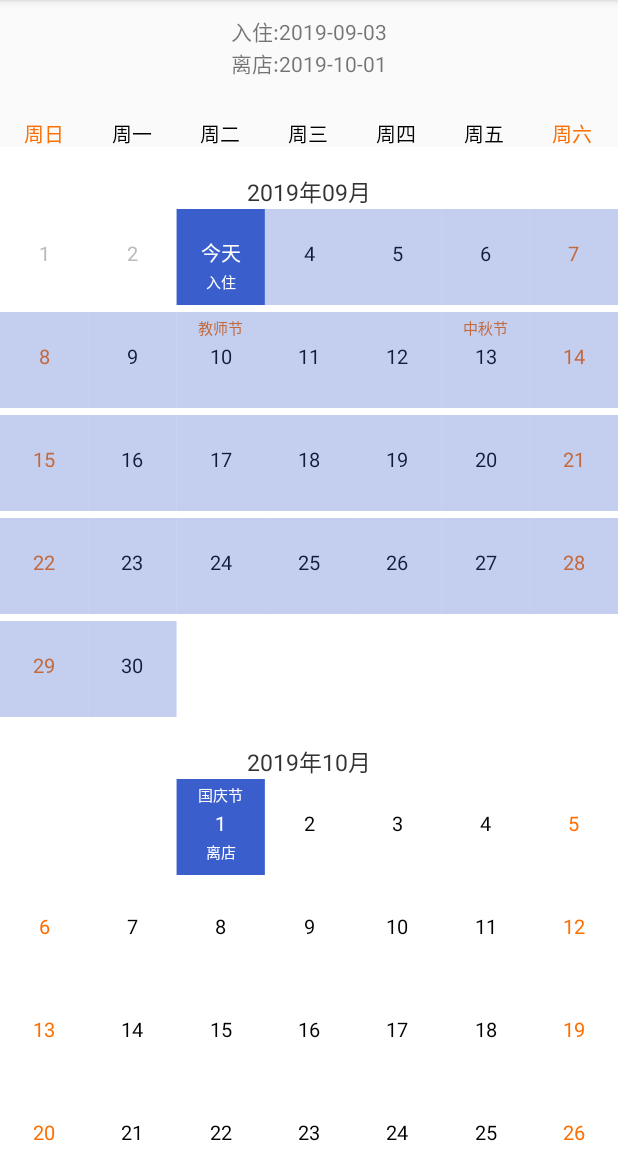
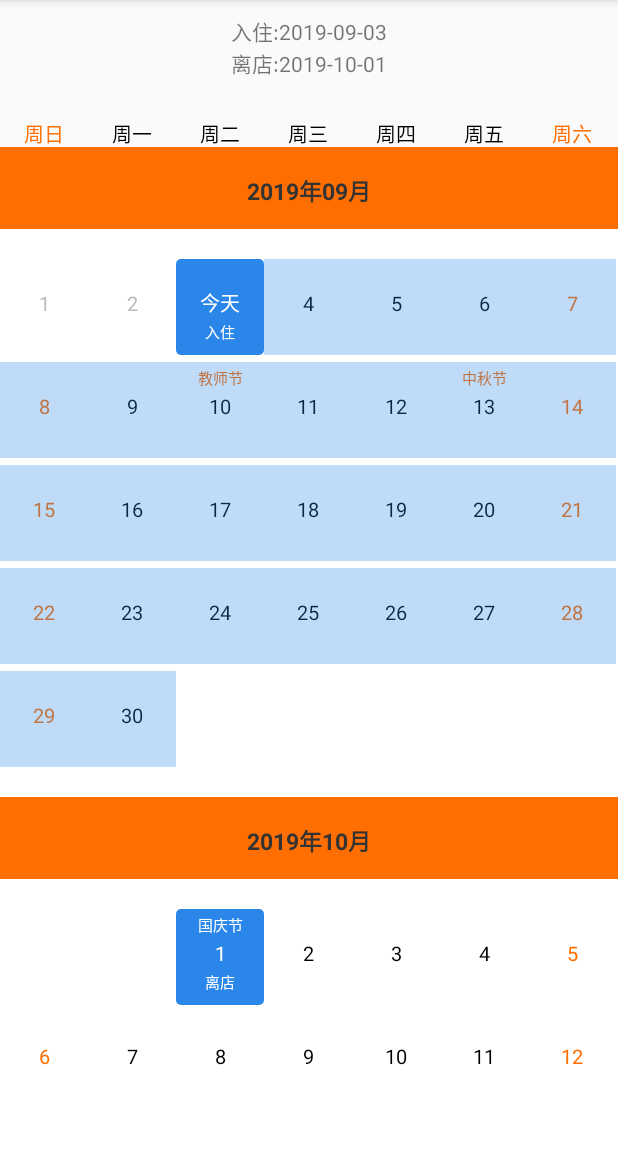
Before and after one commit to sy007/CalendarView, an Android app: the RangeSelectActivity screen opened directly, with no data from a screen before it, on a phone screen of 412 x 824 dp, the part 84-1236 px from its top. Run offline under Robolectric (Android 15) with nearby library versions, the phone set to English and light mode, and no system bars.

Commit message:
新增通过自定义drawable设置选中和选中范围样式

```diff
--- a/app/src/main/java/com/sunyuan/calendarview/RangeSelectActivity.java
+++ b/app/src/main/java/com/sunyuan/calendarview/RangeSelectActivity.java
@@ -73,7 +73,7 @@ public class RangeSelectActivity extends AppCompatActivity {
                     }
                 })
                 //头部月份是否悬停
-                .setStick(false)
+                .setStick(true)
                 //是否展示头部月份
                 .setShowMonthTitleView(true)
                 //设置展示头部月份的回调用于创建头部月份View
--- /dev/null
+++ b/app/src/main/res/drawable/drawable_select_bg.xml
@@ -0,0 +1,9 @@
+<?xml version="1.0" encoding="utf-8"?>
+<shape xmlns:android="http://schemas.android.com/apk/res/android"
+    android:shape="rectangle">
+
+    <solid android:color="#2A86E8" />
+
+    <corners android:radius="3dp" />
+
+</shape>
--- /dev/null
+++ b/app/src/main/res/drawable/drawable_select_range_bg.xml
@@ -0,0 +1,8 @@
+<?xml version="1.0" encoding="utf-8"?>
+<shape xmlns:android="http://schemas.android.com/apk/res/android"
+    android:shape="rectangle">
+
+    <solid android:color="#4C2A86E8" />
+
+
+</shape>
--- a/app/src/main/res/layout/activity_range_select.xml
+++ b/app/src/main/res/layout/activity_range_select.xml
@@ -56,5 +56,9 @@
         sy:dividerHeight="5dp"
         sy:firstSelectDayText="入住"
         sy:lastSelectDayText="离店"
-        sy:selectMaxRange="120" />
+        sy:monthPaddingBottom="20dp"
+        sy:monthPaddingTop="20dp"
+        sy:selectBgDrawable="@drawable/drawable_select_bg"
+        sy:selectMaxRange="120"
+        sy:selectRangeBgDrawable="@drawable/drawable_select_range_bg" />
 </LinearLayout>
--- a/app/src/main/res/layout/activity_single_select.xml
+++ b/app/src/main/res/layout/activity_single_select.xml
@@ -49,8 +49,7 @@
         sy:rowHeight="64dp"
         sy:sameTextColor="#333333"
         sy:secondTopMargin="5dp"
-        sy:selectBgColor="#2A86E8"
-        sy:selectStyle="rectangle"
+        sy:selectBgDrawable="@drawable/drawable_select_bg"
         sy:selectTextColor="#FFFFFF"
         sy:textColor="#333333"
         sy:textSize="16sp"
--- a/app/src/main/res/layout/layout_month_title.xml
+++ b/app/src/main/res/layout/layout_month_title.xml
@@ -5,14 +5,17 @@
     android:layout_width="match_parent"
     android:layout_height="wrap_content"
     android:gravity="center"
+    android:background="#FF6E00"
     android:orientation="vertical">
 
     <TextView
         android:id="@+id/tv_month_title"
         android:layout_width="wrap_content"
         android:layout_height="wrap_content"
-        android:layout_marginTop="18dp"
+        android:layout_marginTop="17dp"
+        android:layout_marginBottom="14dp"
         android:textColor="#333333"
         android:textSize="15sp"
+        android:textStyle="bold"
         tools:text="2019年1月" />
 </LinearLayout>
--- a/calendarlibrary/src/main/java/com/sunyuan/calendarlibrary/CalendarAdapter.java
+++ b/calendarlibrary/src/main/java/com/sunyuan/calendarlibrary/CalendarAdapter.java
@@ -2,6 +2,7 @@ package com.sunyuan.calendarlibrary;
 
 import android.content.Context;
 import android.content.res.TypedArray;
+import android.graphics.drawable.Drawable;
 import android.support.annotation.NonNull;
 import android.support.v7.widget.RecyclerView;
 import android.util.SparseArray;
@@ -21,11 +22,8 @@ import java.util.Objects;
 
 import static com.sunyuan.calendarlibrary.MonthView.ATTRS;
 import static com.sunyuan.calendarlibrary.MonthView.BOTTOM_TEXT_SIZE;
-import static com.sunyuan.calendarlibrary.MonthView.CORNER_RADIUS;
 import static com.sunyuan.calendarlibrary.MonthView.DEFAULT_DIS_TEXT_COLOR;
 import static com.sunyuan.calendarlibrary.MonthView.DEFAULT_SAME_TEXT_COLOR;
-import static com.sunyuan.calendarlibrary.MonthView.DEFAULT_SELECT_BG_COLOR;
-import static com.sunyuan.calendarlibrary.MonthView.DEFAULT_SELECT_RANGE_BG_COLOR;
 import static com.sunyuan.calendarlibrary.MonthView.DEFAULT_SELECT_TEXT_COLOR;
 import static com.sunyuan.calendarlibrary.MonthView.DEFAULT_TEXT_COLOR;
 import static com.sunyuan.calendarlibrary.MonthView.DEFAULT_TOP_TEXT_COLOR;
@@ -46,10 +44,9 @@ import static com.sunyuan.calendarlibrary.MonthView.ROW_HEIGHT;
 import static com.sunyuan.calendarlibrary.MonthView.SAME_TEXT_COLOR;
 import static com.sunyuan.calendarlibrary.MonthView.SECOND_TOP_MARGIN;
 import static com.sunyuan.calendarlibrary.MonthView.SELECTION_MODE;
-import static com.sunyuan.calendarlibrary.MonthView.SELECT_BG_COLOR;
+import static com.sunyuan.calendarlibrary.MonthView.SELECT_BG_DRAWABLE;
 import static com.sunyuan.calendarlibrary.MonthView.SELECT_MAX_RANGE;
-import static com.sunyuan.calendarlibrary.MonthView.SELECT_RANGE_BG_COLOR;
-import static com.sunyuan.calendarlibrary.MonthView.SELECT_STYLE;
+import static com.sunyuan.calendarlibrary.MonthView.SELECT_RANGE_BG_DRAWABLE;
 import static com.sunyuan.calendarlibrary.MonthView.SELECT_TEXT_COLOR;
 import static com.sunyuan.calendarlibrary.MonthView.TEXT_COLOR;
 import static com.sunyuan.calendarlibrary.MonthView.TEXT_SIZE;
@@ -73,10 +70,6 @@ final class CalendarAdapter extends RecyclerView.Adapter<CalendarAdapter.Calenda
     private CalendarSelectDay<CalendarDay> calendarSelectDay;
     private OnCalendarSelectDayListener<CalendarDay> onCalendarSelectDayListener;
     private SparseArray<Date> monthTitleMap;
-    private int marginLeft;
-    private int marginTop;
-    private int marginRight;
-    private int marginBottom;
     private int itemCount;
     private SelectionMode selectionMode;
     private Calendar minCalendar;
@@ -93,20 +86,18 @@ final class CalendarAdapter extends RecyclerView.Adapter<CalendarAdapter.Calenda
         int rowHeight = (int) typedArray.getDimension(R.styleable.CalendarView_rowHeight, Utils.dip2px(context, 64));
         int textColor = typedArray.getColor(R.styleable.CalendarView_textColor, DEFAULT_TEXT_COLOR);
         int selectTextColor = typedArray.getColor(R.styleable.CalendarView_selectTextColor, DEFAULT_SELECT_TEXT_COLOR);
-        int selectBgColor = typedArray.getColor(R.styleable.CalendarView_selectBgColor, DEFAULT_SELECT_BG_COLOR);
+        Drawable selectBgDrawable = typedArray.getDrawable(R.styleable.CalendarView_selectBgDrawable);
         int weekendTextColor = typedArray.getColor(R.styleable.CalendarView_weekendTextColor, DEFAULT_WEEKEND_TEXT_COLOR);
         int disTextColor = typedArray.getColor(R.styleable.CalendarView_disTextColor, DEFAULT_DIS_TEXT_COLOR);
         int topTextColor = typedArray.getColor(R.styleable.CalendarView_topTextColor, DEFAULT_TOP_TEXT_COLOR);
         int sameTextColor = typedArray.getColor(R.styleable.CalendarView_sameTextColor, DEFAULT_SAME_TEXT_COLOR);
-        int selectRangeBgColor = typedArray.getColor(R.styleable.CalendarView_selectRangebgColor, DEFAULT_SELECT_RANGE_BG_COLOR);
-
+        Drawable selectRangeBgDrawable = typedArray.getDrawable(R.styleable.CalendarView_selectRangeBgDrawable);
         int defaultTopSize = Utils.sp2px(context, 10);
         int defaultTextSize = Utils.sp2px(context, 13);
         int defaultBottomTextSize = Utils.sp2px(context, 10);
         int defaultFirstTopMargin = Utils.dip2px(context, 5);
         int defaultSecondTopMargin = Utils.dip2px(context, 5);
         int defaultThirdTopMargin = Utils.dip2px(context, 5);
-        int defaultCornerRadius = Utils.dip2px(context, 3);
         int topTextSize = (int) typedArray.getDimension(R.styleable.CalendarView_topTextSize, defaultTopSize);
         int textSize = (int) typedArray.getDimension(R.styleable.CalendarView_textSize, defaultTextSize);
         int bottomTextSize = (int) typedArray.getDimension(R.styleable.CalendarView_bottomTextSize, defaultBottomTextSize);
@@ -116,22 +107,15 @@ final class CalendarAdapter extends RecyclerView.Adapter<CalendarAdapter.Calenda
         int selectMaxRange = typedArray.getInteger(R.styleable.CalendarView_selectMaxRange, MonthView.DEFAULT_SELECT_MAX_RANGE);
         int dividerHeight = (int) typedArray.getDimension(R.styleable.CalendarView_dividerHeight, MonthView.DEFAULT_DIVIDER_HEIGHT);
         int dividerColor = typedArray.getColor(R.styleable.CalendarView_dividerColor, MonthView.DEFAULT_DIVIDER_COLOR);
-        int selectStyle = typedArray.getInt(R.styleable.CalendarView_selectStyle, 0);
-        int cornerRadius = (int) typedArray.getDimension(R.styleable.CalendarView_cornerRadius, defaultCornerRadius);
         String firstSelectDayText = typedArray.getString(R.styleable.CalendarView_firstSelectDayText);
         String lastSelectDayText = typedArray.getString(R.styleable.CalendarView_lastSelectDayText);
 
-        marginLeft = (int) typedArray.getDimension(R.styleable.CalendarView_monthMarginLeft, 0);
-        marginTop = (int) typedArray.getDimension(R.styleable.CalendarView_monthMarginTop, 0);
-        marginRight = (int) typedArray.getDimension(R.styleable.CalendarView_monthMarginRight, 0);
-        marginBottom = (int) typedArray.getDimension(R.styleable.CalendarView_monthMarginBottom, 0);
 
         int paddingLeft = (int) typedArray.getDimension(R.styleable.CalendarView_monthPaddingLeft, 0);
         int paddingTop = (int) typedArray.getDimension(R.styleable.CalendarView_monthPaddingTop, 0);
         int paddingRight = (int) typedArray.getDimension(R.styleable.CalendarView_monthPaddingRight, 0);
         int paddingBottom = (int) typedArray.getDimension(R.styleable.CalendarView_monthPaddingBottom, 0);
-        ATTRS.put(SELECT_STYLE, selectStyle);
-        ATTRS.put(CORNER_RADIUS, cornerRadius);
+
         ATTRS.put(MONTH_PADDING_LEFT, paddingLeft);
         ATTRS.put(MONTH_PADDING_TOP, paddingTop);
         ATTRS.put(MONTH_PADDING_RIGHT, paddingRight);
@@ -139,8 +123,8 @@ final class CalendarAdapter extends RecyclerView.Adapter<CalendarAdapter.Calenda
         ATTRS.put(TOP_TEXT_COLOR, topTextColor);
         ATTRS.put(TEXT_COLOR, textColor);
         ATTRS.put(SELECT_TEXT_COLOR, selectTextColor);
-        ATTRS.put(SELECT_BG_COLOR, selectBgColor);
-        ATTRS.put(SELECT_RANGE_BG_COLOR, selectRangeBgColor);
+        ATTRS.put(SELECT_BG_DRAWABLE, selectBgDrawable);
+        ATTRS.put(SELECT_RANGE_BG_DRAWABLE, selectRangeBgDrawable);
         ATTRS.put(WEEKEND_TEXT_COLOR, weekendTextColor);
         ATTRS.put(DIS_TEXT_COLOR, disTextColor);
         ATTRS.put(SAME_TEXT_COLOR, sameTextColor);
@@ -163,9 +147,6 @@ final class CalendarAdapter extends RecyclerView.Adapter<CalendarAdapter.Calenda
     public CalendarHolder onCreateViewHolder(@NonNull ViewGroup viewGroup, int position) {
         View view = LayoutInflater.from(viewGroup.getContext()).inflate(R.layout.item_month_view, viewGroup,
                 false);
-        RecyclerView.LayoutParams layoutParams = (RecyclerView.LayoutParams) view.getLayoutParams();
-        layoutParams.setMargins(marginLeft, marginTop, marginRight, marginBottom);
-        view.setLayoutParams(layoutParams);
         return new CalendarAdapter.CalendarHolder(view, this);
     }
 
--- a/calendarlibrary/src/main/java/com/sunyuan/calendarlibrary/MonthLableView.java
+++ b/calendarlibrary/src/main/java/com/sunyuan/calendarlibrary/MonthLableView.java
@@ -5,7 +5,6 @@ import android.content.res.TypedArray;
 import android.graphics.Canvas;
 import android.graphics.Color;
 import android.graphics.Paint;
-import android.graphics.Rect;
 import android.graphics.RectF;
 import android.util.AttributeSet;
 import android.view.View;
--- a/calendarlibrary/src/main/java/com/sunyuan/calendarlibrary/MonthView.java
+++ b/calendarlibrary/src/main/java/com/sunyuan/calendarlibrary/MonthView.java
@@ -4,7 +4,9 @@ import android.content.Context;
 import android.graphics.Canvas;
 import android.graphics.Color;
 import android.graphics.Paint;
-import android.graphics.RectF;
+import android.graphics.Rect;
+import android.graphics.drawable.Drawable;
+import android.support.v4.content.ContextCompat;
 import android.text.TextUtils;
 import android.util.AttributeSet;
 import android.view.MotionEvent;
@@ -35,13 +37,13 @@ public class MonthView extends View {
 
     private int year;
     private int month;
-    private float dayWidth;
+    private int dayWidth;
     private Paint dayPaint;
     private Paint thirdPaint;
     private int toYear;
     private int toMonth;
     private int toDay;
-    private RectF dayRang;
+    private Rect dayRang;
     private static final int MONTH_IN_YEAR = 12;
 
 
@@ -64,8 +66,8 @@ public class MonthView extends View {
     public static final String TOP_TEXT_COLOR = "TOP_TEXT_COLOR";
     public static final String TEXT_COLOR = "TEXT_COLOR";
     public static final String SELECT_TEXT_COLOR = "SELECT_TEXT_COLOR";
-    public static final String SELECT_BG_COLOR = "SELECT_BG_COLOR";
-    public static final String SELECT_RANGE_BG_COLOR = "SELECT_RANGE_BG_COLOR";
+    public static final String SELECT_BG_DRAWABLE = "SELECT_BG_DRAWABLE";
+    public static final String SELECT_RANGE_BG_DRAWABLE = "SELECT_RANGE_BG_DRAWABLE";
     public static final String WEEKEND_TEXT_COLOR = "WEEKEND_TEXT_COLOR";
     public static final String DIS_TEXT_COLOR = "DIS_TEXT_COLOR";
     public static final String SAME_TEXT_COLOR = "SAME_TEXT_COLOR";
@@ -83,8 +85,6 @@ public class MonthView extends View {
     public static final String MONTH_PADDING_TOP = "MONTH_PADDING_TOP";
     public static final String MONTH_PADDING_RIGHT = "MONTH_PADDING_RIGHT";
     public static final String MONTH_PADDING_BOTTOM = "MONTH_PADDING_BOTTOM";
-    public static final String SELECT_STYLE = "SELECT_STYLE";
-    public static final String CORNER_RADIUS = "CORNER_RADIUS";
     public static final String FIRST_SELECT_DAY_TEXT = "FIRST_SELECT_DAY_TEXT";
     public static final String LAST_SELECT_DAY_TEXT = "LAST_SELECT_DAY_TEXT";
     public static final String SELECTION_MODE = "SELECTION_MODE";
@@ -94,8 +94,6 @@ public class MonthView extends View {
     public static final int DEFAULT_TOP_TEXT_COLOR = Color.parseColor("#FF6E00");
     public static final int DEFAULT_TEXT_COLOR = Color.parseColor("#000000");
     public static final int DEFAULT_SELECT_TEXT_COLOR = Color.parseColor("#FFFFFF");
-    public static final int DEFAULT_SELECT_BG_COLOR = Color.parseColor("#3A5FCD");
-    public static final int DEFAULT_SELECT_RANGE_BG_COLOR = Color.parseColor("#4C3A5FCD");
     public static final int DEFAULT_WEEKEND_TEXT_COLOR = Color.parseColor("#FF6E00");
     public static final int DEFAULT_DIS_TEXT_COLOR = Color.parseColor("#BBBBBB");
     public static final int DEFAULT_SAME_TEXT_COLOR = Color.parseColor("#FF6E00");
@@ -112,7 +110,7 @@ public class MonthView extends View {
     private int lastDay;
     private int textColor;
     private int selectTextColor;
-    private int selectBgColor;
+
     private int weekendTextColor;
     private int disTextColor;
     private int bottomTextSize;
@@ -121,12 +119,8 @@ public class MonthView extends View {
     private int firstTopMargin;
     private int secondTopMargin;
     private int sameTextColor;
-
-
     private Paint.FontMetrics fm;
-    private Paint selectPaint;
-    private RectF selectRangeRect;
-    private int selectRangeBgColor;
+    private Rect selectRangeRect;
     private Map<Integer, String> festivalMap = new HashMap<>();
     private Solar solar;
     private Paint firstSelectPaint;
@@ -135,8 +129,6 @@ public class MonthView extends View {
     private int dividerHeight;
     private int dividerColor;
     private Paint dividerPaint;
-    private int selectStyle;
-    private int cornerRadius;
     private String firstSelectDayText;
     private String lastSelectDayText;
     private SelectionMode selectionMode;
@@ -151,6 +143,8 @@ public class MonthView extends View {
      */
     private int selectMaxRange;
     private int curToFirstDayDiff;
+    private Drawable selectBgDrawable;
+    private Drawable selectRangeDrawable;
 
     public MonthView(Context context) {
         this(context, null);
@@ -164,12 +158,16 @@ public class MonthView extends View {
         super(context, attrs, defStyleAttr);
         textColor = (int) ATTRS.get(TEXT_COLOR);
         selectTextColor = (int) ATTRS.get(SELECT_TEXT_COLOR);
-        selectBgColor = (int) ATTRS.get(SELECT_BG_COLOR);
+        if (ATTRS.get(SELECT_BG_DRAWABLE) != null) {
+            selectBgDrawable = (Drawable) ATTRS.get(SELECT_BG_DRAWABLE);
+        }
+        if (ATTRS.get(SELECT_RANGE_BG_DRAWABLE) != null) {
+            selectRangeDrawable = (Drawable) ATTRS.get(SELECT_RANGE_BG_DRAWABLE);
+        }
         weekendTextColor = (int) ATTRS.get(WEEKEND_TEXT_COLOR);
         disTextColor = (int) ATTRS.get(DIS_TEXT_COLOR);
         topTextColor = (int) ATTRS.get(TOP_TEXT_COLOR);
         sameTextColor = (int) ATTRS.get(SAME_TEXT_COLOR);
-        selectRangeBgColor = (int) ATTRS.get(SELECT_RANGE_BG_COLOR);
         topTextSize = (int) ATTRS.get(TOP_SIZE);
         textSize = (int) ATTRS.get(TEXT_SIZE);
         bottomTextSize = (int) ATTRS.get(BOTTOM_TEXT_SIZE);
@@ -180,8 +178,6 @@ public class MonthView extends View {
         dividerHeight = (int) ATTRS.get(DIVIDER_HEIGHT);
         dividerColor = (int) ATTRS.get(DIVIDER_COLOR);
         rowHeight = (int) ATTRS.get(ROW_HEIGHT);
-        selectStyle = (int) ATTRS.get(SELECT_STYLE);
-        cornerRadius = (int) ATTRS.get(CORNER_RADIUS);
         firstSelectDayText = (String) ATTRS.get(FIRST_SELECT_DAY_TEXT);
         lastSelectDayText = (String) ATTRS.get(LAST_SELECT_DAY_TEXT);
         selectionMode = (SelectionMode) ATTRS.get(SELECTION_MODE);
@@ -202,8 +198,8 @@ public class MonthView extends View {
         toMonth = calendar.get(Calendar.MONTH);
         toDay = calendar.get(Calendar.DATE);
         solar = new Solar();
-        dayRang = new RectF();
-        selectRangeRect = new RectF();
+        dayRang = new Rect();
+        selectRangeRect = new Rect();
         fm = new Paint.FontMetrics();
         initPaint();
     }
@@ -218,7 +214,6 @@ public class MonthView extends View {
         dividerPaint = new Paint();
         dividerPaint.setColor(dividerColor);
 
-        selectPaint = new Paint();
 
         firstSelectPaint = new Paint(Paint.ANTI_ALIAS_FLAG);
         firstSelectPaint.setTextSize(topTextSize);
@@ -241,14 +236,14 @@ public class MonthView extends View {
     @Override
     protected void onSizeChanged(int w, int h, int oldw, int oldh) {
         super.onSizeChanged(w, h, oldw, oldh);
-        dayWidth = ((w - (getPaddingLeft() + getPaddingRight())) / (columnNum * 1.0f));
+        dayWidth = ((w - (getPaddingLeft() + getPaddingRight())) / columnNum);
     }
 
     @Override
     protected void onDraw(Canvas canvas) {
         super.onDraw(canvas);
         drawDays(canvas);
-        if (SelectionMode.RANGE == selectionMode && lastDay != -1 && selectStyle >= 0) {
+        if (SelectionMode.RANGE == selectionMode && lastDay != -1) {
             drawRange(canvas);
         }
     }
@@ -310,12 +305,12 @@ public class MonthView extends View {
         for (int day = 1; day <= dayOfMonth; day++) {
             String festival = festivalMap.get(day);
             int dayOffset = findDayOffset(year, month, day);
-            float offset = dayOffset * dayWidth + paddingLeft;
+            int offset = dayOffset * dayWidth + paddingLeft;
             dayRang.set(offset, top, offset + dayWidth, top + rowHeight);
             if (isFirstDay(day) || isLastDay(day)) {
-                if (selectStyle >= 0) {
-                    selectPaint.setColor(selectBgColor);
-                    drawSelectRange(canvas, dayRang, selectPaint);
+                if (selectBgDrawable != null) {
+                    selectBgDrawable.setBounds(dayRang.left, dayRang.top, dayRang.right, dayRang.bottom);
+                    selectBgDrawable.draw(canvas);
                 }
             }
             dayText = String.format(Locale.CANADA, "%d", day);
@@ -445,10 +440,9 @@ public class MonthView extends View {
             int firstRangeTop = getFirstRangeTop() + getPaddingTop();
             for (int day = firstDay + 1; day < lastDay; day++) {
                 int dayOffset = findDayOffset(firstYear, firstMonth, day);
-                float offset = dayOffset * dayWidth + getPaddingLeft();
+                int offset = dayOffset * dayWidth + getPaddingLeft();
                 selectRangeRect.set(offset, firstRangeTop, offset + dayWidth, firstRangeTop + rowHeight);
-                selectPaint.setColor(selectRangeBgColor);
-                drawSelectRange(canvas, selectRangeRect, selectPaint);
+                drawSelectRange(canvas, selectRangeRect);
                 if (columnNum - dayOffset == 1) {
                     firstRangeTop += (rowHeight + dividerHeight);
                 }
@@ -464,10 +458,9 @@ public class MonthView extends View {
                 int firstRangeTop = getFirstRangeTop() + getPaddingTop();
                 for (int day = firstDay + 1; day <= firstMonthMaxDay; day++) {
                     int dayOffset = findDayOffset(firstYear, firstMonth, day);
-                    float offset = dayOffset * dayWidth + getPaddingLeft();
+                    int offset = dayOffset * dayWidth + getPaddingLeft();
                     selectRangeRect.set(offset, firstRangeTop, offset + dayWidth, firstRangeTop + rowHeight);
-                    selectPaint.setColor(selectRangeBgColor);
-                    drawSelectRange(canvas, selectRangeRect, selectPaint);
+                    drawSelectRange(canvas, selectRangeRect);
                     if (columnNum - dayOffset == 1) {
                         firstRangeTop += (rowHeight + dividerHeight);
                     }
@@ -478,10 +471,9 @@ public class MonthView extends View {
                 int lastRangeTop = getPaddingTop();
                 for (int day = 1; day < lastDay; day++) {
                     int dayOffset = findDayOffset(lastYear, lastMonth, day);
-                    float offset = dayOffset * dayWidth + getPaddingLeft();
+                    int offset = dayOffset * dayWidth + getPaddingLeft();
                     selectRangeRect.set(offset, lastRangeTop, offset + dayWidth, lastRangeTop + rowHeight);
-                    selectPaint.setColor(selectRangeBgColor);
-                    drawSelectRange(canvas, selectRangeRect, selectPaint);
+                    drawSelectRange(canvas, selectRangeRect);
                     if (columnNum - dayOffset == 1) {
                         lastRangeTop += (rowHeight + dividerHeight);
                     }
@@ -496,10 +488,9 @@ public class MonthView extends View {
                 int monthMaxDay = calendar.getActualMaximum(Calendar.DAY_OF_MONTH);
                 for (int day = 1; day <= monthMaxDay; day++) {
                     int dayOffset = findDayOffset(year, month, day);
-                    float offset = dayOffset * dayWidth + getPaddingLeft();
+                    int offset = dayOffset * dayWidth + getPaddingLeft();
                     selectRangeRect.set(offset, top, offset + dayWidth, top + rowHeight);
-                    selectPaint.setColor(selectRangeBgColor);
-                    drawSelectRange(canvas, selectRangeRect, selectPaint);
+                    drawSelectRange(canvas, selectRangeRect);
                     if (columnNum - dayOffset == 1) {
                         top += (rowHeight + dividerHeight);
                     }
@@ -509,15 +500,10 @@ public class MonthView extends View {
     }
 
 
-    private void drawSelectRange(Canvas canvas, RectF dayRang, Paint selectPaint) {
-        switch (selectStyle) {
-            case 0:
-                canvas.drawRect(dayRang, selectPaint);
-                break;
-            case 1:
-                RectF rectF = new RectF(dayRang);
-                canvas.drawRoundRect(rectF, cornerRadius, cornerRadius, selectPaint);
-                break;
+    private void drawSelectRange(Canvas canvas, Rect dayRang) {
+        if (selectRangeDrawable != null) {
+            selectRangeDrawable.setBounds(dayRang);
+            selectRangeDrawable.draw(canvas);
         }
     }
 
```
Also changed, not shown: calendarlibrary/src/main/res/values/attrs.xml (+2 -10 lines).
